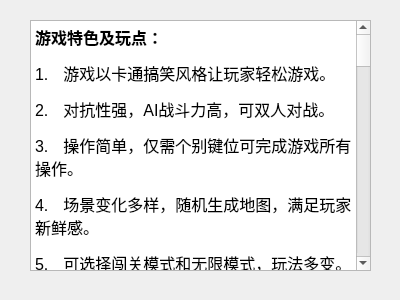
The window that TankGame/readmewindow.ui (anlowee/TankGame) describes before a commit, drawn with Qt 5.
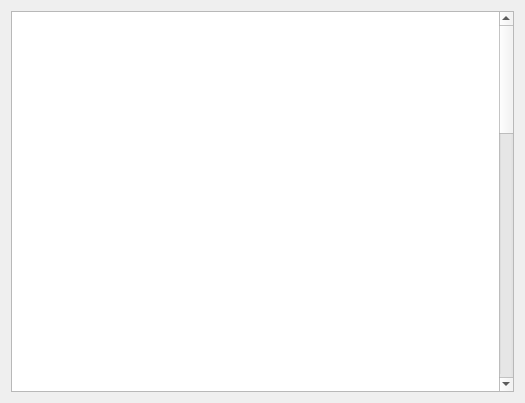
The same window after the commit. Icons and pictures are not drawn.

Diff of the .ui file:
```diff
--- a/TankGame/readmewindow.ui
+++ b/TankGame/readmewindow.ui
@@ -6,54 +6,56 @@
    <rect>
     <x>0</x>
     <y>0</y>
-    <width>400</width>
-    <height>300</height>
+    <width>525</width>
+    <height>403</height>
    </rect>
   </property>
   <property name="windowTitle">
    <string>Form</string>
   </property>
-  <widget class="QTextEdit" name="textEdit">
-   <property name="geometry">
-    <rect>
-     <x>30</x>
-     <y>20</y>
-     <width>341</width>
-     <height>251</height>
-    </rect>
-   </property>
-   <property name="html">
-    <string>&lt;!DOCTYPE HTML PUBLIC &quot;-//W3C//DTD HTML 4.0//EN&quot; &quot;http://www.w3.org/TR/REC-html40/strict.dtd&quot;&gt;
+  <property name="styleSheet">
+   <string notr="true">border-image: url(:/sample/photo/timgD353I83R.jpg);</string>
+  </property>
+  <layout class="QHBoxLayout" name="horizontalLayout">
+   <item>
+    <widget class="QTextEdit" name="textEdit">
+     <property name="styleSheet">
+      <string notr="true">border-image: url(:/sample/photo/steel.jpg);</string>
+     </property>
+     <property name="html">
+      <string>&lt;!DOCTYPE HTML PUBLIC &quot;-//W3C//DTD HTML 4.0//EN&quot; &quot;http://www.w3.org/TR/REC-html40/strict.dtd&quot;&gt;
 &lt;html&gt;&lt;head&gt;&lt;meta name=&quot;qrichtext&quot; content=&quot;1&quot; /&gt;&lt;style type=&quot;text/css&quot;&gt;
 p, li { white-space: pre-wrap; }
-&lt;/style&gt;&lt;/head&gt;&lt;body style=&quot; font-family:'SimSun'; font-size:9pt; font-weight:400; font-style:normal;&quot;&gt;
-&lt;p style=&quot; margin-top:12px; margin-bottom:12px; margin-left:0px; margin-right:0px; -qt-block-indent:0; text-indent:0px;&quot;&gt;&lt;span style=&quot; font-family:'DengXian'; font-size:12pt; font-weight:600;&quot;&gt;游戏特色及玩点：&lt;/span&gt; &lt;/p&gt;
-&lt;p style=&quot; margin-top:12px; margin-bottom:12px; margin-left:0px; margin-right:0px; -qt-block-indent:0; text-indent:0px;&quot;&gt;&lt;span style=&quot; font-size:12pt;&quot;&gt;1.&lt;/span&gt;&lt;span style=&quot; font-family:'Times New Roman'; font-size:7pt;&quot;&gt;      &lt;/span&gt;&lt;span style=&quot; font-family:'DengXian'; font-size:12pt;&quot;&gt;游戏以卡通搞笑风格让玩家轻松游戏。&lt;/span&gt; &lt;/p&gt;
-&lt;p style=&quot; margin-top:12px; margin-bottom:12px; margin-left:0px; margin-right:0px; -qt-block-indent:0; text-indent:0px;&quot;&gt;&lt;span style=&quot; font-size:12pt;&quot;&gt;2.&lt;/span&gt;&lt;span style=&quot; font-family:'Times New Roman'; font-size:7pt;&quot;&gt;      &lt;/span&gt;&lt;span style=&quot; font-family:'DengXian'; font-size:12pt;&quot;&gt;对抗性强，&lt;/span&gt;&lt;span style=&quot; font-size:12pt;&quot;&gt;AI&lt;/span&gt;&lt;span style=&quot; font-family:'DengXian'; font-size:12pt;&quot;&gt;战斗力高，可双人对战。&lt;/span&gt; &lt;/p&gt;
-&lt;p style=&quot; margin-top:12px; margin-bottom:12px; margin-left:0px; margin-right:0px; -qt-block-indent:0; text-indent:0px;&quot;&gt;&lt;span style=&quot; font-size:12pt;&quot;&gt;3.&lt;/span&gt;&lt;span style=&quot; font-family:'Times New Roman'; font-size:7pt;&quot;&gt;      &lt;/span&gt;&lt;span style=&quot; font-family:'DengXian'; font-size:12pt;&quot;&gt;操作简单，仅需个别键位可完成游戏所有操作。&lt;/span&gt; &lt;/p&gt;
-&lt;p style=&quot; margin-top:12px; margin-bottom:12px; margin-left:0px; margin-right:0px; -qt-block-indent:0; text-indent:0px;&quot;&gt;&lt;span style=&quot; font-size:12pt;&quot;&gt;4.&lt;/span&gt;&lt;span style=&quot; font-family:'Times New Roman'; font-size:7pt;&quot;&gt;      &lt;/span&gt;&lt;span style=&quot; font-family:'DengXian'; font-size:12pt;&quot;&gt;场景变化多样，随机生成地图，满足玩家新鲜感。&lt;/span&gt; &lt;/p&gt;
-&lt;p style=&quot; margin-top:12px; margin-bottom:12px; margin-left:0px; margin-right:0px; -qt-block-indent:0; text-indent:0px;&quot;&gt;&lt;span style=&quot; font-size:12pt;&quot;&gt;5.&lt;/span&gt;&lt;span style=&quot; font-family:'Times New Roman'; font-size:7pt;&quot;&gt;      &lt;/span&gt;&lt;span style=&quot; font-family:'DengXian'; font-size:12pt;&quot;&gt;可选择闯关模式和无限模式，玩法多变。&lt;/span&gt; &lt;/p&gt;
-&lt;p style=&quot; margin-top:12px; margin-bottom:12px; margin-left:0px; margin-right:0px; -qt-block-indent:0; text-indent:0px;&quot;&gt;&lt;span style=&quot; font-size:12pt;&quot;&gt;6.&lt;/span&gt;&lt;span style=&quot; font-family:'Times New Roman'; font-size:7pt;&quot;&gt;      &lt;/span&gt;&lt;span style=&quot; font-family:'DengXian'; font-size:12pt;&quot;&gt;游戏内设置各种随机生成道具和坦克养成系统以及成就系统，满足玩家成就感。&lt;/span&gt; &lt;/p&gt;
-&lt;p style=&quot; margin-top:12px; margin-bottom:12px; margin-left:0px; margin-right:0px; -qt-block-indent:0; text-indent:0px;&quot;&gt;&lt;span style=&quot; font-family:'DengXian'; font-size:12pt; font-weight:600;&quot;&gt;游戏概述：&lt;/span&gt; &lt;/p&gt;
-&lt;p style=&quot; margin-top:12px; margin-bottom:12px; margin-left:0px; margin-right:0px; -qt-block-indent:0; text-indent:0px;&quot;&gt;&lt;span style=&quot; font-size:12pt;&quot;&gt;1.&lt;/span&gt;&lt;span style=&quot; font-family:'Times New Roman'; font-size:7pt;&quot;&gt;      &lt;/span&gt;&lt;span style=&quot; font-family:'DengXian'; font-size:12pt;&quot;&gt;游戏是以坦克为主角的对抗游戏。&lt;/span&gt; &lt;/p&gt;
-&lt;p style=&quot; margin-top:12px; margin-bottom:12px; margin-left:0px; margin-right:0px; -qt-block-indent:0; text-indent:0px;&quot;&gt;&lt;span style=&quot; font-size:12pt;&quot;&gt;2.&lt;/span&gt;&lt;span style=&quot; font-family:'Times New Roman'; font-size:7pt;&quot;&gt;      &lt;/span&gt;&lt;span style=&quot; font-family:'DengXian'; font-size:12pt;&quot;&gt;玩家可以组队也可以双人进行。&lt;/span&gt; &lt;/p&gt;
-&lt;p style=&quot; margin-top:12px; margin-bottom:12px; margin-left:0px; margin-right:0px; -qt-block-indent:0; text-indent:0px;&quot;&gt;&lt;span style=&quot; font-size:12pt;&quot;&gt;3.&lt;/span&gt;&lt;span style=&quot; font-family:'Times New Roman'; font-size:7pt;&quot;&gt;      &lt;/span&gt;&lt;span style=&quot; font-family:'DengXian'; font-size:12pt;&quot;&gt;游戏在随机生成的场景中进行。&lt;/span&gt; &lt;/p&gt;
-&lt;p style=&quot; margin-top:12px; margin-bottom:12px; margin-left:0px; margin-right:0px; -qt-block-indent:0; text-indent:0px;&quot;&gt;&lt;span style=&quot; font-size:12pt;&quot;&gt;4.&lt;/span&gt;&lt;span style=&quot; font-family:'Times New Roman'; font-size:7pt;&quot;&gt;      &lt;/span&gt;&lt;span style=&quot; font-family:'DengXian'; font-size:12pt;&quot;&gt;击毁所有敌对单位或完成特定目标是游戏胜利的条件。&lt;/span&gt; &lt;/p&gt;
-&lt;p style=&quot; margin-top:12px; margin-bottom:12px; margin-left:0px; margin-right:0px; -qt-block-indent:0; text-indent:0px;&quot;&gt;&lt;span style=&quot; font-family:'DengXian'; font-size:12pt; font-weight:600;&quot;&gt;游戏风格：&lt;/span&gt; &lt;/p&gt;
-&lt;p style=&quot; margin-top:12px; margin-bottom:12px; margin-left:0px; margin-right:0px; -qt-block-indent:0; text-indent:0px;&quot;&gt;&lt;span style=&quot; font-size:12pt;&quot;&gt;1.&lt;/span&gt;&lt;span style=&quot; font-family:'Times New Roman'; font-size:7pt;&quot;&gt;      &lt;/span&gt;&lt;span style=&quot; font-family:'DengXian'; font-size:12pt;&quot;&gt;游戏以&lt;/span&gt;&lt;span style=&quot; font-size:12pt;&quot;&gt;2D&lt;/span&gt;&lt;span style=&quot; font-family:'DengXian'; font-size:12pt;&quot;&gt;像素风格为主，轻松卡通。&lt;/span&gt; &lt;/p&gt;
-&lt;p style=&quot; margin-top:12px; margin-bottom:12px; margin-left:0px; margin-right:0px; -qt-block-indent:0; text-indent:0px;&quot;&gt;&lt;span style=&quot; font-size:12pt;&quot;&gt;2.&lt;/span&gt;&lt;span style=&quot; font-family:'Times New Roman'; font-size:7pt;&quot;&gt;      &lt;/span&gt;&lt;span style=&quot; font-family:'DengXian'; font-size:12pt;&quot;&gt;在主题风格下会随机生成不同场景。&lt;/span&gt; &lt;/p&gt;
-&lt;p style=&quot; margin-top:12px; margin-bottom:12px; margin-left:0px; margin-right:0px; -qt-block-indent:0; text-indent:0px;&quot;&gt;&lt;span style=&quot; font-size:12pt;&quot;&gt;3.&lt;/span&gt;&lt;span style=&quot; font-family:'Times New Roman'; font-size:7pt;&quot;&gt;      &lt;/span&gt;&lt;span style=&quot; font-family:'DengXian'; font-size:12pt;&quot;&gt;场景以卷轴形式呈现，具有可探索性。&lt;/span&gt; &lt;/p&gt;
-&lt;p style=&quot; margin-top:12px; margin-bottom:12px; margin-left:0px; margin-right:0px; -qt-block-indent:0; text-indent:0px;&quot;&gt;&lt;span style=&quot; font-family:'DengXian'; font-size:12pt; font-weight:600;&quot;&gt;游戏规则：&lt;/span&gt; &lt;/p&gt;
-&lt;p style=&quot; margin-top:12px; margin-bottom:12px; margin-left:0px; margin-right:0px; -qt-block-indent:0; text-indent:0px;&quot;&gt;&lt;span style=&quot; font-size:12pt;&quot;&gt;1.&lt;/span&gt;&lt;span style=&quot; font-family:'Times New Roman'; font-size:7pt;&quot;&gt;      &lt;/span&gt;&lt;span style=&quot; font-family:'DengXian'; font-size:12pt;&quot;&gt;玩家可以选择闯关模式和无限模式两种模式：&lt;/span&gt;&lt;span style=&quot; font-size:12pt;&quot;&gt;&lt;br /&gt;&lt;/span&gt;&lt;span style=&quot; font-family:'DengXian'; font-size:12pt;&quot;&gt;闯关模式：分为&lt;/span&gt;&lt;span style=&quot; font-size:12pt;&quot;&gt;50&lt;/span&gt;&lt;span style=&quot; font-family:'DengXian'; font-size:12pt;&quot;&gt;关，难度递增，适合新手熟悉操作。&lt;/span&gt;&lt;span style=&quot; font-size:12pt;&quot;&gt;&lt;br /&gt;&lt;/span&gt;&lt;span style=&quot; font-family:'DengXian'; font-size:12pt;&quot;&gt;无限模式：敌对单位无限生成，地图道具随机刷新，设有商店系统和养成系统，可通过击毁敌对坦克获得金币购买升级坦克。&lt;/span&gt; &lt;/p&gt;
-&lt;p style=&quot; margin-top:12px; margin-bottom:12px; margin-left:0px; margin-right:0px; -qt-block-indent:0; text-indent:0px;&quot;&gt;&lt;span style=&quot; font-size:12pt;&quot;&gt;2.&lt;/span&gt;&lt;span style=&quot; font-family:'Times New Roman'; font-size:7pt;&quot;&gt;      &lt;/span&gt;&lt;span style=&quot; font-family:'DengXian'; font-size:12pt;&quot;&gt;死亡设定：闯关模式中血量降为&lt;/span&gt;&lt;span style=&quot; font-size:12pt;&quot;&gt;0&lt;/span&gt;&lt;span style=&quot; font-family:'DengXian'; font-size:12pt;&quot;&gt;宣告闯关失败；无限模式中地图上会随机刷新复活道具，商店中也可购买复活道具，当复活道具使用完或没有金币购买复活道具时宣告失败。&lt;/span&gt; &lt;/p&gt;
-&lt;p style=&quot; margin-top:12px; margin-bottom:12px; margin-left:0px; margin-right:0px; -qt-block-indent:0; text-indent:0px;&quot;&gt;&lt;span style=&quot; font-size:12pt;&quot;&gt;3.&lt;/span&gt;&lt;span style=&quot; font-family:'Times New Roman'; font-size:7pt;&quot;&gt;      &lt;/span&gt;&lt;span style=&quot; font-family:'DengXian'; font-size:12pt;&quot;&gt;游戏开始后闯关模式会在地图上生成一些坦克制造厂，会生成固定个数的坦克，完加击毁所有坦克后宣告闯关成功；无限模式中坦克以空投形式或地图边缘随机生成，数量无限。&lt;/span&gt; &lt;/p&gt;
-&lt;p style=&quot; margin-top:12px; margin-bottom:12px; margin-left:0px; margin-right:0px; -qt-block-indent:0; text-indent:0px;&quot;&gt;&lt;span style=&quot; font-size:12pt;&quot;&gt;4.&lt;/span&gt;&lt;span style=&quot; font-family:'Times New Roman'; font-size:7pt;&quot;&gt;      &lt;/span&gt;&lt;span style=&quot; font-family:'DengXian'; font-size:12pt;&quot;&gt;闯关模式中玩家具有固定血槽，随闯关进度血槽会自动增加，后期敌对坦克造成的伤害也会增加。无限模式中敌对坦克伤害固定，玩家血槽拥有固定的升级次数。&lt;/span&gt; &lt;/p&gt;
-&lt;p style=&quot; margin-top:12px; margin-bottom:12px; margin-left:0px; margin-right:0px; -qt-block-indent:0; text-indent:0px;&quot;&gt;&lt;span style=&quot; font-size:12pt;&quot;&gt;5.&lt;/span&gt;&lt;span style=&quot; font-family:'Times New Roman'; font-size:7pt;&quot;&gt;      &lt;/span&gt;&lt;span style=&quot; font-family:'DengXian'; font-size:12pt;&quot;&gt;游戏中不会出现坦克穿模，两辆坦克相撞会造成一定伤害。&lt;/span&gt; &lt;/p&gt;
-&lt;p style=&quot; margin-top:12px; margin-bottom:12px; margin-left:0px; margin-right:0px; -qt-block-indent:0; text-indent:0px;&quot;&gt;&lt;span style=&quot; font-size:12pt;&quot;&gt;6.&lt;/span&gt;&lt;span style=&quot; font-family:'Times New Roman'; font-size:7pt;&quot;&gt;      &lt;/span&gt;&lt;span style=&quot; font-family:'DengXian'; font-size:12pt;&quot;&gt;坦克不会自动发射炮弹，需要玩家手动控制，且只能朝正前方发射炮弹。&lt;/span&gt; &lt;/p&gt;
-&lt;p style=&quot; margin-top:12px; margin-bottom:12px; margin-left:0px; margin-right:0px; -qt-block-indent:0; text-indent:0px;&quot;&gt;&lt;span style=&quot; font-size:12pt;&quot;&gt;7.&lt;/span&gt;&lt;span style=&quot; font-family:'Times New Roman'; font-size:7pt;&quot;&gt;      &lt;/span&gt;&lt;span style=&quot; font-family:'DengXian'; font-size:12pt;&quot;&gt;游戏设有成就系统，具体如下：&lt;/span&gt;&lt;span style=&quot; font-size:12pt;&quot;&gt;&lt;br /&gt;&lt;/span&gt;&lt;span style=&quot; font-family:'DengXian'; font-size:12pt;&quot;&gt;击毁&lt;/span&gt;&lt;span style=&quot; font-size:12pt;&quot;&gt;0~100&lt;/span&gt;&lt;span style=&quot; font-family:'DengXian'; font-size:12pt;&quot;&gt;坦克获得坦克新秀&lt;/span&gt;&lt;span style=&quot; font-size:12pt;&quot;&gt;&lt;br /&gt;&lt;/span&gt;&lt;span style=&quot; font-family:'DengXian'; font-size:12pt;&quot;&gt;击毁&lt;/span&gt;&lt;span style=&quot; font-size:12pt;&quot;&gt;100~200&lt;/span&gt;&lt;span style=&quot; font-family:'DengXian'; font-size:12pt;&quot;&gt;坦克获得坦克勇士&lt;/span&gt;&lt;span style=&quot; font-size:12pt;&quot;&gt;&lt;br /&gt;&lt;/span&gt;&lt;span style=&quot; font-family:'DengXian'; font-size:12pt;&quot;&gt;击毁&lt;/span&gt;&lt;span style=&quot; font-size:12pt;&quot;&gt;200~500&lt;/span&gt;&lt;span style=&quot; font-family:'DengXian'; font-size:12pt;&quot;&gt;坦克获得坦克先锋&lt;/span&gt;&lt;span style=&quot; font-size:12pt;&quot;&gt;&lt;br /&gt;&lt;/span&gt;&lt;span style=&quot; font-family:'DengXian'; font-size:12pt;&quot;&gt;击毁&lt;/span&gt;&lt;span style=&quot; font-size:12pt;&quot;&gt;500~1000&lt;/span&gt;&lt;span style=&quot; font-family:'DengXian'; font-size:12pt;&quot;&gt;坦克获得坦克之王&lt;/span&gt;&lt;span style=&quot; font-size:12pt;&quot;&gt;&lt;br /&gt;&lt;/span&gt;&lt;span style=&quot; font-family:'DengXian'; font-size:12pt;&quot;&gt;击毁&lt;/span&gt;&lt;span style=&quot; font-size:12pt;&quot;&gt;1000+&lt;/span&gt;&lt;span style=&quot; font-family:'DengXian'; font-size:12pt;&quot;&gt;坦克获得坦克领袖&lt;/span&gt;&lt;span style=&quot; font-size:12pt;&quot;&gt;&lt;br /&gt;&lt;/span&gt;&lt;span style=&quot; font-family:'DengXian'; font-size:12pt;&quot;&gt;完成&lt;/span&gt;&lt;span style=&quot; font-size:12pt;&quot;&gt;0~10&lt;/span&gt;&lt;span style=&quot; font-family:'DengXian'; font-size:12pt;&quot;&gt;关获得青铜&lt;/span&gt;&lt;span style=&quot; font-size:12pt;&quot;&gt;&lt;br /&gt;&lt;/span&gt;&lt;span style=&quot; font-family:'DengXian'; font-size:12pt;&quot;&gt;完成&lt;/span&gt;&lt;span style=&quot; font-size:12pt;&quot;&gt;10~20&lt;/span&gt;&lt;span style=&quot; font-family:'DengXian'; font-size:12pt;&quot;&gt;关获得白银&lt;/span&gt;&lt;span style=&quot; font-size:12pt;&quot;&gt;&lt;br /&gt;&lt;/span&gt;&lt;span style=&quot; font-family:'DengXian'; font-size:12pt;&quot;&gt;完成&lt;/span&gt;&lt;span style=&quot; font-size:12pt;&quot;&gt;20~30&lt;/span&gt;&lt;span style=&quot; font-family:'DengXian'; font-size:12pt;&quot;&gt;关获得黄金&lt;/span&gt;&lt;span style=&quot; font-size:12pt;&quot;&gt;&lt;br /&gt;&lt;/span&gt;&lt;span style=&quot; font-family:'DengXian'; font-size:12pt;&quot;&gt;完成&lt;/span&gt;&lt;span style=&quot; font-size:12pt;&quot;&gt;30~40&lt;/span&gt;&lt;span style=&quot; font-family:'DengXian'; font-size:12pt;&quot;&gt;关获得钻石&lt;/span&gt;&lt;span style=&quot; font-size:12pt;&quot;&gt;&lt;br /&gt;&lt;/span&gt;&lt;span style=&quot; font-family:'DengXian'; font-size:12pt;&quot;&gt;完成&lt;/span&gt;&lt;span style=&quot; font-size:12pt;&quot;&gt;40~50&lt;/span&gt;&lt;span style=&quot; font-family:'DengXian'; font-size:12pt;&quot;&gt;关获得王者&lt;/span&gt; &lt;/p&gt;
-&lt;p style=&quot; margin-top:12px; margin-bottom:12px; margin-left:0px; margin-right:0px; -qt-block-indent:0; text-indent:0px;&quot;&gt;&lt;span style=&quot; font-size:12pt;&quot;&gt;8.&lt;/span&gt;&lt;span style=&quot; font-family:'Times New Roman'; font-size:7pt;&quot;&gt;      &lt;/span&gt;&lt;span style=&quot; font-family:'DengXian'; font-size:12pt;&quot;&gt;游戏设有商店系统，具体如下：&lt;/span&gt;&lt;span style=&quot; font-size:12pt;&quot;&gt;&lt;br /&gt;&lt;/span&gt;&lt;span style=&quot; font-family:'DengXian'; font-size:12pt;&quot;&gt;坦克车间：包含所有坦克升级选项，装甲、攻击力、攻击方式、炮弹种类、移动速度等。&lt;/span&gt;&lt;span style=&quot; font-size:12pt;&quot;&gt;&lt;br /&gt;&lt;/span&gt;&lt;span style=&quot; font-family:'DengXian'; font-size:12pt;&quot;&gt;道具商店：出售各种游戏道具，道具商店出售道具和地图随机生成道具都有独占部分。&lt;/span&gt; &lt;/p&gt;&lt;/body&gt;&lt;/html&gt;</string>
-   </property>
-  </widget>
+&lt;/style&gt;&lt;/head&gt;&lt;body style=&quot; font-family:'SimSun'; font-size:4.5pt; font-weight:400; font-style:normal;&quot;&gt;
+&lt;p style=&quot; margin-top:12px; margin-bottom:12px; margin-left:0px; margin-right:0px; -qt-block-indent:0; text-indent:0px;&quot;&gt;&lt;span style=&quot; font-family:'DengXian'; font-size:12pt; font-weight:600; font-style:italic; text-decoration: underline; color:#ffffff;&quot;&gt;游戏特色及玩点：&lt;/span&gt;&lt;span style=&quot; font-size:9pt; font-weight:600; font-style:italic; text-decoration: underline; color:#ffffff;&quot;&gt; &lt;/span&gt;&lt;/p&gt;
+&lt;p style=&quot; margin-top:12px; margin-bottom:12px; margin-left:0px; margin-right:0px; -qt-block-indent:0; text-indent:0px;&quot;&gt;&lt;span style=&quot; font-size:12pt; font-weight:600; font-style:italic; text-decoration: underline; color:#ffffff;&quot;&gt;1.&lt;/span&gt;&lt;span style=&quot; font-family:'Times New Roman'; font-size:7pt; font-weight:600; font-style:italic; text-decoration: underline; color:#ffffff;&quot;&gt;      &lt;/span&gt;&lt;span style=&quot; font-family:'DengXian'; font-size:12pt; font-weight:600; font-style:italic; text-decoration: underline; color:#ffffff;&quot;&gt;游戏以卡通搞笑风格让玩家轻松游戏。&lt;/span&gt;&lt;span style=&quot; font-size:9pt; font-weight:600; font-style:italic; text-decoration: underline; color:#ffffff;&quot;&gt; &lt;/span&gt;&lt;/p&gt;
+&lt;p style=&quot; margin-top:12px; margin-bottom:12px; margin-left:0px; margin-right:0px; -qt-block-indent:0; text-indent:0px;&quot;&gt;&lt;span style=&quot; font-size:12pt; font-weight:600; font-style:italic; text-decoration: underline; color:#ffffff;&quot;&gt;2.&lt;/span&gt;&lt;span style=&quot; font-family:'Times New Roman'; font-size:7pt; font-weight:600; font-style:italic; text-decoration: underline; color:#ffffff;&quot;&gt;      &lt;/span&gt;&lt;span style=&quot; font-family:'DengXian'; font-size:12pt; font-weight:600; font-style:italic; text-decoration: underline; color:#ffffff;&quot;&gt;对抗性强，&lt;/span&gt;&lt;span style=&quot; font-size:12pt; font-weight:600; font-style:italic; text-decoration: underline; color:#ffffff;&quot;&gt;AI&lt;/span&gt;&lt;span style=&quot; font-family:'DengXian'; font-size:12pt; font-weight:600; font-style:italic; text-decoration: underline; color:#ffffff;&quot;&gt;战斗力高，可双人对战。&lt;/span&gt;&lt;span style=&quot; font-size:9pt; font-weight:600; font-style:italic; text-decoration: underline; color:#ffffff;&quot;&gt; &lt;/span&gt;&lt;/p&gt;
+&lt;p style=&quot; margin-top:12px; margin-bottom:12px; margin-left:0px; margin-right:0px; -qt-block-indent:0; text-indent:0px;&quot;&gt;&lt;span style=&quot; font-size:12pt; font-weight:600; font-style:italic; text-decoration: underline; color:#ffffff;&quot;&gt;3.&lt;/span&gt;&lt;span style=&quot; font-family:'Times New Roman'; font-size:7pt; font-weight:600; font-style:italic; text-decoration: underline; color:#ffffff;&quot;&gt;      &lt;/span&gt;&lt;span style=&quot; font-family:'DengXian'; font-size:12pt; font-weight:600; font-style:italic; text-decoration: underline; color:#ffffff;&quot;&gt;操作简单，仅需个别键位可完成游戏所有操作。&lt;/span&gt;&lt;span style=&quot; font-size:9pt; font-weight:600; font-style:italic; text-decoration: underline; color:#ffffff;&quot;&gt; &lt;/span&gt;&lt;/p&gt;
+&lt;p style=&quot; margin-top:12px; margin-bottom:12px; margin-left:0px; margin-right:0px; -qt-block-indent:0; text-indent:0px;&quot;&gt;&lt;span style=&quot; font-size:12pt; font-weight:600; font-style:italic; text-decoration: underline; color:#ffffff;&quot;&gt;4.&lt;/span&gt;&lt;span style=&quot; font-family:'Times New Roman'; font-size:7pt; font-weight:600; font-style:italic; text-decoration: underline; color:#ffffff;&quot;&gt;      &lt;/span&gt;&lt;span style=&quot; font-family:'DengXian'; font-size:12pt; font-weight:600; font-style:italic; text-decoration: underline; color:#ffffff;&quot;&gt;场景变化多样，随机生成地图，满足玩家新鲜感。&lt;/span&gt;&lt;span style=&quot; font-size:9pt; font-weight:600; font-style:italic; text-decoration: underline; color:#ffffff;&quot;&gt; &lt;/span&gt;&lt;/p&gt;
+&lt;p style=&quot; margin-top:12px; margin-bottom:12px; margin-left:0px; margin-right:0px; -qt-block-indent:0; text-indent:0px;&quot;&gt;&lt;span style=&quot; font-size:12pt; font-weight:600; font-style:italic; text-decoration: underline; color:#ffffff;&quot;&gt;5.&lt;/span&gt;&lt;span style=&quot; font-family:'Times New Roman'; font-size:7pt; font-weight:600; font-style:italic; text-decoration: underline; color:#ffffff;&quot;&gt;      &lt;/span&gt;&lt;span style=&quot; font-family:'DengXian'; font-size:12pt; font-weight:600; font-style:italic; text-decoration: underline; color:#ffffff;&quot;&gt;可选择闯关模式和无限模式，玩法多变。&lt;/span&gt;&lt;span style=&quot; font-size:9pt; font-weight:600; font-style:italic; text-decoration: underline; color:#ffffff;&quot;&gt; &lt;/span&gt;&lt;/p&gt;
+&lt;p style=&quot; margin-top:12px; margin-bottom:12px; margin-left:0px; margin-right:0px; -qt-block-indent:0; text-indent:0px;&quot;&gt;&lt;span style=&quot; font-size:12pt; font-weight:600; font-style:italic; text-decoration: underline; color:#ffffff;&quot;&gt;6.&lt;/span&gt;&lt;span style=&quot; font-family:'Times New Roman'; font-size:7pt; font-weight:600; font-style:italic; text-decoration: underline; color:#ffffff;&quot;&gt;      &lt;/span&gt;&lt;span style=&quot; font-family:'DengXian'; font-size:12pt; font-weight:600; font-style:italic; text-decoration: underline; color:#ffffff;&quot;&gt;游戏内设置各种随机生成道具和坦克养成系统以及成就系统，满足玩家成就感。&lt;/span&gt;&lt;span style=&quot; font-size:9pt; font-weight:600; font-style:italic; text-decoration: underline; color:#ffffff;&quot;&gt; &lt;/span&gt;&lt;/p&gt;
+&lt;p style=&quot; margin-top:12px; margin-bottom:12px; margin-left:0px; margin-right:0px; -qt-block-indent:0; text-indent:0px;&quot;&gt;&lt;span style=&quot; font-family:'DengXian'; font-size:12pt; font-weight:600; font-style:italic; text-decoration: underline; color:#ffffff;&quot;&gt;游戏概述：&lt;/span&gt;&lt;span style=&quot; font-size:9pt; font-weight:600; font-style:italic; text-decoration: underline; color:#ffffff;&quot;&gt; &lt;/span&gt;&lt;/p&gt;
+&lt;p style=&quot; margin-top:12px; margin-bottom:12px; margin-left:0px; margin-right:0px; -qt-block-indent:0; text-indent:0px;&quot;&gt;&lt;span style=&quot; font-size:12pt; font-weight:600; font-style:italic; text-decoration: underline; color:#ffffff;&quot;&gt;1.&lt;/span&gt;&lt;span style=&quot; font-family:'Times New Roman'; font-size:7pt; font-weight:600; font-style:italic; text-decoration: underline; color:#ffffff;&quot;&gt;      &lt;/span&gt;&lt;span style=&quot; font-family:'DengXian'; font-size:12pt; font-weight:600; font-style:italic; text-decoration: underline; color:#ffffff;&quot;&gt;游戏是以坦克为主角的对抗游戏。&lt;/span&gt;&lt;span style=&quot; font-size:9pt; font-weight:600; font-style:italic; text-decoration: underline; color:#ffffff;&quot;&gt; &lt;/span&gt;&lt;/p&gt;
+&lt;p style=&quot; margin-top:12px; margin-bottom:12px; margin-left:0px; margin-right:0px; -qt-block-indent:0; text-indent:0px;&quot;&gt;&lt;span style=&quot; font-size:12pt; font-weight:600; font-style:italic; text-decoration: underline; color:#ffffff;&quot;&gt;2.&lt;/span&gt;&lt;span style=&quot; font-family:'Times New Roman'; font-size:7pt; font-weight:600; font-style:italic; text-decoration: underline; color:#ffffff;&quot;&gt;      &lt;/span&gt;&lt;span style=&quot; font-family:'DengXian'; font-size:12pt; font-weight:600; font-style:italic; text-decoration: underline; color:#ffffff;&quot;&gt;玩家可以组队也可以双人进行。&lt;/span&gt;&lt;span style=&quot; font-size:9pt; font-weight:600; font-style:italic; text-decoration: underline; color:#ffffff;&quot;&gt; &lt;/span&gt;&lt;/p&gt;
+&lt;p style=&quot; margin-top:12px; margin-bottom:12px; margin-left:0px; margin-right:0px; -qt-block-indent:0; text-indent:0px;&quot;&gt;&lt;span style=&quot; font-size:12pt; font-weight:600; font-style:italic; text-decoration: underline; color:#ffffff;&quot;&gt;3.&lt;/span&gt;&lt;span style=&quot; font-family:'Times New Roman'; font-size:7pt; font-weight:600; font-style:italic; text-decoration: underline; color:#ffffff;&quot;&gt;      &lt;/span&gt;&lt;span style=&quot; font-family:'DengXian'; font-size:12pt; font-weight:600; font-style:italic; text-decoration: underline; color:#ffffff;&quot;&gt;游戏在随机生成的场景中进行。&lt;/span&gt;&lt;span style=&quot; font-size:9pt; font-weight:600; font-style:italic; text-decoration: underline; color:#ffffff;&quot;&gt; &lt;/span&gt;&lt;/p&gt;
+&lt;p style=&quot; margin-top:12px; margin-bottom:12px; margin-left:0px; margin-right:0px; -qt-block-indent:0; text-indent:0px;&quot;&gt;&lt;span style=&quot; font-size:12pt; font-weight:600; font-style:italic; text-decoration: underline; color:#ffffff;&quot;&gt;4.&lt;/span&gt;&lt;span style=&quot; font-family:'Times New Roman'; font-size:7pt; font-weight:600; font-style:italic; text-decoration: underline; color:#ffffff;&quot;&gt;      &lt;/span&gt;&lt;span style=&quot; font-family:'DengXian'; font-size:12pt; font-weight:600; font-style:italic; text-decoration: underline; color:#ffffff;&quot;&gt;击毁所有敌对单位或完成特定目标是游戏胜利的条件。&lt;/span&gt;&lt;span style=&quot; font-size:9pt; font-weight:600; font-style:italic; text-decoration: underline; color:#ffffff;&quot;&gt; &lt;/span&gt;&lt;/p&gt;
+&lt;p style=&quot; margin-top:12px; margin-bottom:12px; margin-left:0px; margin-right:0px; -qt-block-indent:0; text-indent:0px;&quot;&gt;&lt;span style=&quot; font-family:'DengXian'; font-size:12pt; font-weight:600; font-style:italic; text-decoration: underline; color:#ffffff;&quot;&gt;游戏风格：&lt;/span&gt;&lt;span style=&quot; font-size:9pt; font-weight:600; font-style:italic; text-decoration: underline; color:#ffffff;&quot;&gt; &lt;/span&gt;&lt;/p&gt;
+&lt;p style=&quot; margin-top:12px; margin-bottom:12px; margin-left:0px; margin-right:0px; -qt-block-indent:0; text-indent:0px;&quot;&gt;&lt;span style=&quot; font-size:12pt; font-weight:600; font-style:italic; text-decoration: underline; color:#ffffff;&quot;&gt;1.&lt;/span&gt;&lt;span style=&quot; font-family:'Times New Roman'; font-size:7pt; font-weight:600; font-style:italic; text-decoration: underline; color:#ffffff;&quot;&gt;      &lt;/span&gt;&lt;span style=&quot; font-family:'DengXian'; font-size:12pt; font-weight:600; font-style:italic; text-decoration: underline; color:#ffffff;&quot;&gt;游戏以&lt;/span&gt;&lt;span style=&quot; font-size:12pt; font-weight:600; font-style:italic; text-decoration: underline; color:#ffffff;&quot;&gt;2D&lt;/span&gt;&lt;span style=&quot; font-family:'DengXian'; font-size:12pt; font-weight:600; font-style:italic; text-decoration: underline; color:#ffffff;&quot;&gt;像素风格为主，轻松卡通。&lt;/span&gt;&lt;span style=&quot; font-size:9pt; font-weight:600; font-style:italic; text-decoration: underline; color:#ffffff;&quot;&gt; &lt;/span&gt;&lt;/p&gt;
+&lt;p style=&quot; margin-top:12px; margin-bottom:12px; margin-left:0px; margin-right:0px; -qt-block-indent:0; text-indent:0px;&quot;&gt;&lt;span style=&quot; font-size:12pt; font-weight:600; font-style:italic; text-decoration: underline; color:#ffffff;&quot;&gt;2.&lt;/span&gt;&lt;span style=&quot; font-family:'Times New Roman'; font-size:7pt; font-weight:600; font-style:italic; text-decoration: underline; color:#ffffff;&quot;&gt;      &lt;/span&gt;&lt;span style=&quot; font-family:'DengXian'; font-size:12pt; font-weight:600; font-style:italic; text-decoration: underline; color:#ffffff;&quot;&gt;在主题风格下会随机生成不同场景。&lt;/span&gt;&lt;span style=&quot; font-size:9pt; font-weight:600; font-style:italic; text-decoration: underline; color:#ffffff;&quot;&gt; &lt;/span&gt;&lt;/p&gt;
+&lt;p style=&quot; margin-top:12px; margin-bottom:12px; margin-left:0px; margin-right:0px; -qt-block-indent:0; text-indent:0px;&quot;&gt;&lt;span style=&quot; font-size:12pt; font-weight:600; font-style:italic; text-decoration: underline; color:#ffffff;&quot;&gt;3.&lt;/span&gt;&lt;span style=&quot; font-family:'Times New Roman'; font-size:7pt; font-weight:600; font-style:italic; text-decoration: underline; color:#ffffff;&quot;&gt;      &lt;/span&gt;&lt;span style=&quot; font-family:'DengXian'; font-size:12pt; font-weight:600; font-style:italic; text-decoration: underline; color:#ffffff;&quot;&gt;场景以卷轴形式呈现，具有可探索性。&lt;/span&gt;&lt;span style=&quot; font-size:9pt; font-weight:600; font-style:italic; text-decoration: underline; color:#ffffff;&quot;&gt; &lt;/span&gt;&lt;/p&gt;
+&lt;p style=&quot; margin-top:12px; margin-bottom:12px; margin-left:0px; margin-right:0px; -qt-block-indent:0; text-indent:0px;&quot;&gt;&lt;span style=&quot; font-family:'DengXian'; font-size:12pt; font-weight:600; font-style:italic; text-decoration: underline; color:#ffffff;&quot;&gt;游戏规则：&lt;/span&gt;&lt;span style=&quot; font-size:9pt; font-weight:600; font-style:italic; text-decoration: underline; color:#ffffff;&quot;&gt; &lt;/span&gt;&lt;/p&gt;
+&lt;p style=&quot; margin-top:12px; margin-bottom:12px; margin-left:0px; margin-right:0px; -qt-block-indent:0; text-indent:0px;&quot;&gt;&lt;span style=&quot; font-size:12pt; font-weight:600; font-style:italic; text-decoration: underline; color:#ffffff;&quot;&gt;1.&lt;/span&gt;&lt;span style=&quot; font-family:'Times New Roman'; font-size:7pt; font-weight:600; font-style:italic; text-decoration: underline; color:#ffffff;&quot;&gt;      &lt;/span&gt;&lt;span style=&quot; font-family:'DengXian'; font-size:12pt; font-weight:600; font-style:italic; text-decoration: underline; color:#ffffff;&quot;&gt;玩家可以选择闯关模式和无限模式两种模式：&lt;/span&gt;&lt;span style=&quot; font-size:12pt; font-weight:600; font-style:italic; text-decoration: underline; color:#ffffff;&quot;&gt;&lt;br /&gt;&lt;/span&gt;&lt;span style=&quot; font-family:'DengXian'; font-size:12pt; font-weight:600; font-style:italic; text-decoration: underline; color:#ffffff;&quot;&gt;闯关模式：分为&lt;/span&gt;&lt;span style=&quot; font-size:12pt; font-weight:600; font-style:italic; text-decoration: underline; color:#ffffff;&quot;&gt;50&lt;/span&gt;&lt;span style=&quot; font-family:'DengXian'; font-size:12pt; font-weight:600; font-style:italic; text-decoration: underline; color:#ffffff;&quot;&gt;关，难度递增，适合新手熟悉操作。&lt;/span&gt;&lt;span style=&quot; font-size:12pt; font-weight:600; font-style:italic; text-decoration: underline; color:#ffffff;&quot;&gt;&lt;br /&gt;&lt;/span&gt;&lt;span style=&quot; font-family:'DengXian'; font-size:12pt; font-weight:600; font-style:italic; text-decoration: underline; color:#ffffff;&quot;&gt;无限模式：敌对单位无限生成，地图道具随机刷新，设有商店系统和养成系统，可通过击毁敌对坦克获得金币购买升级坦克。&lt;/span&gt;&lt;span style=&quot; font-size:9pt; font-weight:600; font-style:italic; text-decoration: underline; color:#ffffff;&quot;&gt; &lt;/span&gt;&lt;/p&gt;
+&lt;p style=&quot; margin-top:12px; margin-bottom:12px; margin-left:0px; margin-right:0px; -qt-block-indent:0; text-indent:0px;&quot;&gt;&lt;span style=&quot; font-size:12pt; font-weight:600; font-style:italic; text-decoration: underline; color:#ffffff;&quot;&gt;2.&lt;/span&gt;&lt;span style=&quot; font-family:'Times New Roman'; font-size:7pt; font-weight:600; font-style:italic; text-decoration: underline; color:#ffffff;&quot;&gt;      &lt;/span&gt;&lt;span style=&quot; font-family:'DengXian'; font-size:12pt; font-weight:600; font-style:italic; text-decoration: underline; color:#ffffff;&quot;&gt;死亡设定：闯关模式中血量降为&lt;/span&gt;&lt;span style=&quot; font-size:12pt; font-weight:600; font-style:italic; text-decoration: underline; color:#ffffff;&quot;&gt;0&lt;/span&gt;&lt;span style=&quot; font-family:'DengXian'; font-size:12pt; font-weight:600; font-style:italic; text-decoration: underline; color:#ffffff;&quot;&gt;宣告闯关失败；无限模式中地图上会随机刷新复活道具，商店中也可购买复活道具，当复活道具使用完或没有金币购买复活道具时宣告失败。&lt;/span&gt;&lt;span style=&quot; font-size:9pt; font-weight:600; font-style:italic; text-decoration: underline; color:#ffffff;&quot;&gt; &lt;/span&gt;&lt;/p&gt;
+&lt;p style=&quot; margin-top:12px; margin-bottom:12px; margin-left:0px; margin-right:0px; -qt-block-indent:0; text-indent:0px;&quot;&gt;&lt;span style=&quot; font-size:12pt; font-weight:600; font-style:italic; text-decoration: underline; color:#ffffff;&quot;&gt;3.&lt;/span&gt;&lt;span style=&quot; font-family:'Times New Roman'; font-size:7pt; font-weight:600; font-style:italic; text-decoration: underline; color:#ffffff;&quot;&gt;      &lt;/span&gt;&lt;span style=&quot; font-family:'DengXian'; font-size:12pt; font-weight:600; font-style:italic; text-decoration: underline; color:#ffffff;&quot;&gt;游戏开始后闯关模式会在地图上生成一些坦克制造厂，会生成固定个数的坦克，完加击毁所有坦克后宣告闯关成功；无限模式中坦克以空投形式或地图边缘随机生成，数量无限。&lt;/span&gt;&lt;span style=&quot; font-size:9pt; font-weight:600; font-style:italic; text-decoration: underline; color:#ffffff;&quot;&gt; &lt;/span&gt;&lt;/p&gt;
+&lt;p style=&quot; margin-top:12px; margin-bottom:12px; margin-left:0px; margin-right:0px; -qt-block-indent:0; text-indent:0px;&quot;&gt;&lt;span style=&quot; font-size:12pt; font-weight:600; font-style:italic; text-decoration: underline; color:#ffffff;&quot;&gt;4.&lt;/span&gt;&lt;span style=&quot; font-family:'Times New Roman'; font-size:7pt; font-weight:600; font-style:italic; text-decoration: underline; color:#ffffff;&quot;&gt;      &lt;/span&gt;&lt;span style=&quot; font-family:'DengXian'; font-size:12pt; font-weight:600; font-style:italic; text-decoration: underline; color:#ffffff;&quot;&gt;闯关模式中玩家具有固定血槽，随闯关进度血槽会自动增加，后期敌对坦克造成的伤害也会增加。无限模式中敌对坦克伤害固定，玩家血槽拥有固定的升级次数。&lt;/span&gt;&lt;span style=&quot; font-size:9pt; font-weight:600; font-style:italic; text-decoration: underline; color:#ffffff;&quot;&gt; &lt;/span&gt;&lt;/p&gt;
+&lt;p style=&quot; margin-top:12px; margin-bottom:12px; margin-left:0px; margin-right:0px; -qt-block-indent:0; text-indent:0px;&quot;&gt;&lt;span style=&quot; font-size:12pt; font-weight:600; font-style:italic; text-decoration: underline; color:#ffffff;&quot;&gt;5.&lt;/span&gt;&lt;span style=&quot; font-family:'Times New Roman'; font-size:7pt; font-weight:600; font-style:italic; text-decoration: underline; color:#ffffff;&quot;&gt;      &lt;/span&gt;&lt;span style=&quot; font-family:'DengXian'; font-size:12pt; font-weight:600; font-style:italic; text-decoration: underline; color:#ffffff;&quot;&gt;游戏中不会出现坦克穿模，两辆坦克相撞会造成一定伤害。&lt;/span&gt;&lt;span style=&quot; font-size:9pt; font-weight:600; font-style:italic; text-decoration: underline; color:#ffffff;&quot;&gt; &lt;/span&gt;&lt;/p&gt;
+&lt;p style=&quot; margin-top:12px; margin-bottom:12px; margin-left:0px; margin-right:0px; -qt-block-indent:0; text-indent:0px;&quot;&gt;&lt;span style=&quot; font-size:12pt; font-weight:600; font-style:italic; text-decoration: underline; color:#ffffff;&quot;&gt;6.&lt;/span&gt;&lt;span style=&quot; font-family:'Times New Roman'; font-size:7pt; font-weight:600; font-style:italic; text-decoration: underline; color:#ffffff;&quot;&gt;      &lt;/span&gt;&lt;span style=&quot; font-family:'DengXian'; font-size:12pt; font-weight:600; font-style:italic; text-decoration: underline; color:#ffffff;&quot;&gt;坦克不会自动发射炮弹，需要玩家手动控制，且只能朝正前方发射炮弹。&lt;/span&gt;&lt;span style=&quot; font-size:9pt; font-weight:600; font-style:italic; text-decoration: underline; color:#ffffff;&quot;&gt; &lt;/span&gt;&lt;/p&gt;
+&lt;p style=&quot; margin-top:12px; margin-bottom:12px; margin-left:0px; margin-right:0px; -qt-block-indent:0; text-indent:0px;&quot;&gt;&lt;span style=&quot; font-size:12pt; font-weight:600; font-style:italic; text-decoration: underline; color:#ffffff;&quot;&gt;7.&lt;/span&gt;&lt;span style=&quot; font-family:'Times New Roman'; font-size:7pt; font-weight:600; font-style:italic; text-decoration: underline; color:#ffffff;&quot;&gt;      &lt;/span&gt;&lt;span style=&quot; font-family:'DengXian'; font-size:12pt; font-weight:600; font-style:italic; text-decoration: underline; color:#ffffff;&quot;&gt;游戏设有成就系统，具体如下：&lt;/span&gt;&lt;span style=&quot; font-size:12pt; font-weight:600; font-style:italic; text-decoration: underline; color:#ffffff;&quot;&gt;&lt;br /&gt;&lt;/span&gt;&lt;span style=&quot; font-family:'DengXian'; font-size:12pt; font-weight:600; font-style:italic; text-decoration: underline; color:#ffffff;&quot;&gt;击毁&lt;/span&gt;&lt;span style=&quot; font-size:12pt; font-weight:600; font-style:italic; text-decoration: underline; color:#ffffff;&quot;&gt;0~100&lt;/span&gt;&lt;span style=&quot; font-family:'DengXian'; font-size:12pt; font-weight:600; font-style:italic; text-decoration: underline; color:#ffffff;&quot;&gt;坦克获得坦克新秀&lt;/span&gt;&lt;span style=&quot; font-size:12pt; font-weight:600; font-style:italic; text-decoration: underline; color:#ffffff;&quot;&gt;&lt;br /&gt;&lt;/span&gt;&lt;span style=&quot; font-family:'DengXian'; font-size:12pt; font-weight:600; font-style:italic; text-decoration: underline; color:#ffffff;&quot;&gt;击毁&lt;/span&gt;&lt;span style=&quot; font-size:12pt; font-weight:600; font-style:italic; text-decoration: underline; color:#ffffff;&quot;&gt;100~200&lt;/span&gt;&lt;span style=&quot; font-family:'DengXian'; font-size:12pt; font-weight:600; font-style:italic; text-decoration: underline; color:#ffffff;&quot;&gt;坦克获得坦克勇士&lt;/span&gt;&lt;span style=&quot; font-size:12pt; font-weight:600; font-style:italic; text-decoration: underline; color:#ffffff;&quot;&gt;&lt;br /&gt;&lt;/span&gt;&lt;span style=&quot; font-family:'DengXian'; font-size:12pt; font-weight:600; font-style:italic; text-decoration: underline; color:#ffffff;&quot;&gt;击毁&lt;/span&gt;&lt;span style=&quot; font-size:12pt; font-weight:600; font-style:italic; text-decoration: underline; color:#ffffff;&quot;&gt;200~500&lt;/span&gt;&lt;span style=&quot; font-family:'DengXian'; font-size:12pt; font-weight:600; font-style:italic; text-decoration: underline; color:#ffffff;&quot;&gt;坦克获得坦克先锋&lt;/span&gt;&lt;span style=&quot; font-size:12pt; font-weight:600; font-style:italic; text-decoration: underline; color:#ffffff;&quot;&gt;&lt;br /&gt;&lt;/span&gt;&lt;span style=&quot; font-family:'DengXian'; font-size:12pt; font-weight:600; font-style:italic; text-decoration: underline; color:#ffffff;&quot;&gt;击毁&lt;/span&gt;&lt;span style=&quot; font-size:12pt; font-weight:600; font-style:italic; text-decoration: underline; color:#ffffff;&quot;&gt;500~1000&lt;/span&gt;&lt;span style=&quot; font-family:'DengXian'; font-size:12pt; font-weight:600; font-style:italic; text-decoration: underline; color:#ffffff;&quot;&gt;坦克获得坦克之王&lt;/span&gt;&lt;span style=&quot; font-size:12pt; font-weight:600; font-style:italic; text-decoration: underline; color:#ffffff;&quot;&gt;&lt;br /&gt;&lt;/span&gt;&lt;span style=&quot; font-family:'DengXian'; font-size:12pt; font-weight:600; font-style:italic; text-decoration: underline; color:#ffffff;&quot;&gt;击毁&lt;/span&gt;&lt;span style=&quot; font-size:12pt; font-weight:600; font-style:italic; text-decoration: underline; color:#ffffff;&quot;&gt;1000+&lt;/span&gt;&lt;span style=&quot; font-family:'DengXian'; font-size:12pt; font-weight:600; font-style:italic; text-decoration: underline; color:#ffffff;&quot;&gt;坦克获得坦克领袖&lt;/span&gt;&lt;span style=&quot; font-size:12pt; font-weight:600; font-style:italic; text-decoration: underline; color:#ffffff;&quot;&gt;&lt;br /&gt;&lt;/span&gt;&lt;span style=&quot; font-family:'DengXian'; font-size:12pt; font-weight:600; font-style:italic; text-decoration: underline; color:#ffffff;&quot;&gt;完成&lt;/span&gt;&lt;span style=&quot; font-size:12pt; font-weight:600; font-style:italic; text-decoration: underline; color:#ffffff;&quot;&gt;0~10&lt;/span&gt;&lt;span style=&quot; font-family:'DengXian'; font-size:12pt; font-weight:600; font-style:italic; text-decoration: underline; color:#ffffff;&quot;&gt;关获得青铜&lt;/span&gt;&lt;span style=&quot; font-size:12pt; font-weight:600; font-style:italic; text-decoration: underline; color:#ffffff;&quot;&gt;&lt;br /&gt;&lt;/span&gt;&lt;span style=&quot; font-family:'DengXian'; font-size:12pt; font-weight:600; font-style:italic; text-decoration: underline; color:#ffffff;&quot;&gt;完成&lt;/span&gt;&lt;span style=&quot; font-size:12pt; font-weight:600; font-style:italic; text-decoration: underline; color:#ffffff;&quot;&gt;10~20&lt;/span&gt;&lt;span style=&quot; font-family:'DengXian'; font-size:12pt; font-weight:600; font-style:italic; text-decoration: underline; color:#ffffff;&quot;&gt;关获得白银&lt;/span&gt;&lt;span style=&quot; font-size:12pt; font-weight:600; font-style:italic; text-decoration: underline; color:#ffffff;&quot;&gt;&lt;br /&gt;&lt;/span&gt;&lt;span style=&quot; font-family:'DengXian'; font-size:12pt; font-weight:600; font-style:italic; text-decoration: underline; color:#ffffff;&quot;&gt;完成&lt;/span&gt;&lt;span style=&quot; font-size:12pt; font-weight:600; font-style:italic; text-decoration: underline; color:#ffffff;&quot;&gt;20~30&lt;/span&gt;&lt;span style=&quot; font-family:'DengXian'; font-size:12pt; font-weight:600; font-style:italic; text-decoration: underline; color:#ffffff;&quot;&gt;关获得黄金&lt;/span&gt;&lt;span style=&quot; font-size:12pt; font-weight:600; font-style:italic; text-decoration: underline; color:#ffffff;&quot;&gt;&lt;br /&gt;&lt;/span&gt;&lt;span style=&quot; font-family:'DengXian'; font-size:12pt; font-weight:600; font-style:italic; text-decoration: underline; color:#ffffff;&quot;&gt;完成&lt;/span&gt;&lt;span style=&quot; font-size:12pt; font-weight:600; font-style:italic; text-decoration: underline; color:#ffffff;&quot;&gt;30~40&lt;/span&gt;&lt;span style=&quot; font-family:'DengXian'; font-size:12pt; font-weight:600; font-style:italic; text-decoration: underline; color:#ffffff;&quot;&gt;关获得钻石&lt;/span&gt;&lt;span style=&quot; font-size:12pt; font-weight:600; font-style:italic; text-decoration: underline; color:#ffffff;&quot;&gt;&lt;br /&gt;&lt;/span&gt;&lt;span style=&quot; font-family:'DengXian'; font-size:12pt; font-weight:600; font-style:italic; text-decoration: underline; color:#ffffff;&quot;&gt;完成&lt;/span&gt;&lt;span style=&quot; font-size:12pt; font-weight:600; font-style:italic; text-decoration: underline; color:#ffffff;&quot;&gt;40~50&lt;/span&gt;&lt;span style=&quot; font-family:'DengXian'; font-size:12pt; font-weight:600; font-style:italic; text-decoration: underline; color:#ffffff;&quot;&gt;关获得王者&lt;/span&gt;&lt;span style=&quot; font-size:9pt; font-weight:600; font-style:italic; text-decoration: underline; color:#ffffff;&quot;&gt; &lt;/span&gt;&lt;/p&gt;
+&lt;p style=&quot; margin-top:12px; margin-bottom:12px; margin-left:0px; margin-right:0px; -qt-block-indent:0; text-indent:0px;&quot;&gt;&lt;span style=&quot; font-size:12pt; font-weight:600; font-style:italic; text-decoration: underline; color:#ffffff;&quot;&gt;8.&lt;/span&gt;&lt;span style=&quot; font-family:'Times New Roman'; font-size:7pt; font-weight:600; font-style:italic; text-decoration: underline; color:#ffffff;&quot;&gt;      &lt;/span&gt;&lt;span style=&quot; font-family:'DengXian'; font-size:12pt; font-weight:600; font-style:italic; text-decoration: underline; color:#ffffff;&quot;&gt;游戏设有商店系统，具体如下：&lt;/span&gt;&lt;span style=&quot; font-size:12pt; font-weight:600; font-style:italic; text-decoration: underline; color:#ffffff;&quot;&gt;&lt;br /&gt;&lt;/span&gt;&lt;span style=&quot; font-family:'DengXian'; font-size:12pt; font-weight:600; font-style:italic; text-decoration: underline; color:#ffffff;&quot;&gt;坦克车间：包含所有坦克升级选项，装甲、攻击力、攻击方式、炮弹种类、移动速度等。&lt;/span&gt;&lt;span style=&quot; font-size:12pt; font-weight:600; font-style:italic; text-decoration: underline; color:#ffffff;&quot;&gt;&lt;br /&gt;&lt;/span&gt;&lt;span style=&quot; font-family:'DengXian'; font-size:12pt; font-weight:600; font-style:italic; text-decoration: underline; color:#ffffff;&quot;&gt;道具商店：出售各种游戏道具，道具商店出售道具和地图随机生成道具都有独占部分。&lt;/span&gt;&lt;span style=&quot; font-size:9pt; font-weight:600; font-style:italic; text-decoration: underline; color:#ffffff;&quot;&gt; &lt;/span&gt;&lt;/p&gt;&lt;/body&gt;&lt;/html&gt;</string>
+     </property>
+    </widget>
+   </item>
+  </layout>
  </widget>
  <resources/>
  <connections/>
```
